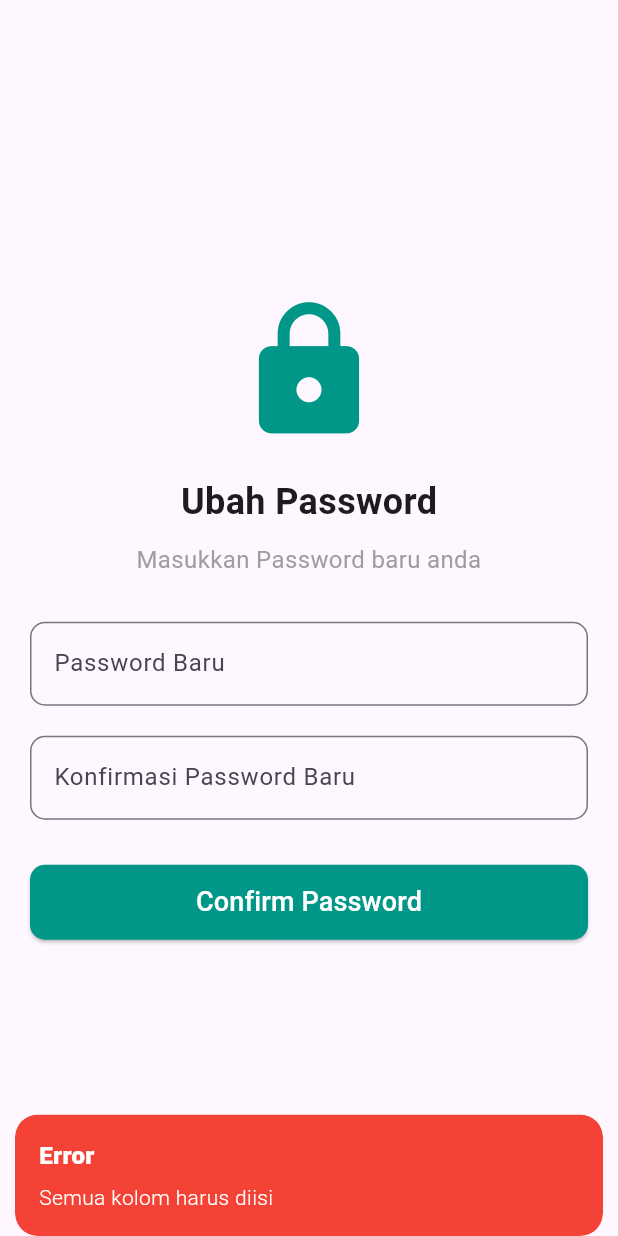
After one commit to memcpypid/LpkniMobile, a Flutter app: the ResetpasswordcustomerView screen opened directly, after a tap on "Confirm Password", on a phone screen of 412 x 824 dp. The commit adds this screen. Run offline on Flutter 3.47's test engine with Material 3 defaults, Android fonts, the phone set to English and light mode, and no system bars; our stand-ins replace audioplayers, get.

Commit message:
Addd Page Password Success

```diff
--- /dev/null
+++ b/lib/app/modules/Customer/ForgotPassword/controllers/ResetPasswordCustomer_controller.dart
@@ -0,0 +1,57 @@
+import 'package:flutter/material.dart';
+import 'package:get/get.dart';
+
+class ResetpasswordcustomerController extends GetxController {
+  final TextEditingController newPasswordController = TextEditingController();
+  final TextEditingController confirmPasswordController =
+      TextEditingController();
+
+  void resetPassword() {
+    String newPassword = newPasswordController.text.trim();
+    String confirmPassword = confirmPasswordController.text.trim();
+
+    if (newPassword.isEmpty || confirmPassword.isEmpty) {
+      Get.snackbar(
+        'Error',
+        'Semua kolom harus diisi',
+        snackPosition: SnackPosition.BOTTOM,
+        backgroundColor: Colors.red,
+        colorText: Colors.white,
+      );
+      return;
+    }
+
+    if (newPassword.length < 6) {
+      Get.snackbar(
+        'Error',
+        'Password harus memiliki minimal 6 karakter',
+        snackPosition: SnackPosition.BOTTOM,
+        backgroundColor: Colors.red,
+        colorText: Colors.white,
+      );
+      return;
+    }
+
+    if (newPassword != confirmPassword) {
+      Get.snackbar(
+        'Error',
+        'Konfirmasi password tidak cocok',
+        snackPosition: SnackPosition.BOTTOM,
+        backgroundColor: Colors.red,
+        colorText: Colors.white,
+      );
+      return;
+    }
+
+    // Simulasi reset password berhasil
+    Get.snackbar(
+      'Success',
+      'Password berhasil diubah',
+      snackPosition: SnackPosition.BOTTOM,
+      backgroundColor: Colors.green,
+      colorText: Colors.white,
+    );
+
+    Get.offNamed('/login');
+  }
+}
--- /dev/null
+++ b/lib/app/modules/Customer/ForgotPassword/views/ResetPasswordCustomer_view.dart
@@ -0,0 +1,85 @@
+import 'package:flutter/material.dart';
+import 'package:get/get.dart';
+import 'package:lpkni/app/modules/Customer/ForgotPassword/controllers/ResetPasswordCustomer_controller.dart';
+
+class ResetpasswordcustomerView
+    extends GetView<ResetpasswordcustomerController> {
+  const ResetpasswordcustomerView({super.key});
+
+  @override
+  Widget build(BuildContext context) {
+    return Scaffold(
+      body: Padding(
+        padding: const EdgeInsets.symmetric(horizontal: 20),
+        child: Column(
+          mainAxisAlignment: MainAxisAlignment.center,
+          crossAxisAlignment: CrossAxisAlignment.center,
+          children: [
+            const Icon(
+              Icons.lock,
+              size: 100,
+              color: Colors.teal,
+            ),
+            const SizedBox(height: 20),
+            const Text(
+              'Ubah Password',
+              style: TextStyle(
+                fontSize: 24,
+                fontWeight: FontWeight.bold,
+              ),
+            ),
+            const SizedBox(height: 10),
+            const Text(
+              'Masukkan Password baru anda',
+              textAlign: TextAlign.center,
+              style: TextStyle(
+                fontSize: 16,
+                color: Colors.grey,
+              ),
+            ),
+            const SizedBox(height: 30),
+            TextField(
+              controller: controller.newPasswordController,
+              obscureText: true,
+              decoration: InputDecoration(
+                labelText: 'Password Baru',
+                border: OutlineInputBorder(
+                  borderRadius: BorderRadius.circular(10),
+                ),
+              ),
+            ),
+            const SizedBox(height: 20),
+            TextField(
+              controller: controller.confirmPasswordController,
+              obscureText: true,
+              decoration: InputDecoration(
+                labelText: 'Konfirmasi Password Baru',
+                border: OutlineInputBorder(
+                  borderRadius: BorderRadius.circular(10),
+                ),
+              ),
+            ),
+            const SizedBox(height: 30),
+            SizedBox(
+              width: double.infinity,
+              height: 50,
+              child: ElevatedButton(
+                onPressed: controller.resetPassword,
+                style: ElevatedButton.styleFrom(
+                  backgroundColor: Colors.teal,
+                  shape: RoundedRectangleBorder(
+                    borderRadius: BorderRadius.circular(10),
+                  ),
+                ),
+                child: const Text(
+                  'Confirm Password',
+                  style: TextStyle(fontSize: 18, color: Colors.white),
+                ),
+              ),
+            ),
+          ],
+        ),
+      ),
+    );
+  }
+}
```
Also changed, not shown: lib/app/modules/Customer/ForgotPassword/bindings/ResetPasswordCustomer_binding.dart (added, +11 -0 lines), lib/app/modules/Customer/ForgotPassword/bindings/StatusPasswordCustomer_binding.dart (added, +12 -0 lines), lib/app/modules/Customer/ForgotPassword/controllers/StatusPasswordCustomer_controller.dart (added, +13 -0 lines), lib/app/modules/Customer/ForgotPassword/controllers/VerifotpCustomer_controller.dart (+4 -4 lines), lib/app/modules/Customer/ForgotPassword/views/StatusPasswordCustomer_view.dart (added, +65 -0 lines), lib/app/modules/Customer/ForgotPassword/views/VerifotpCustomer_view.dart (+11 -2 lines), lib/app/routes/app_pages.dart (+5 -4 lines).
